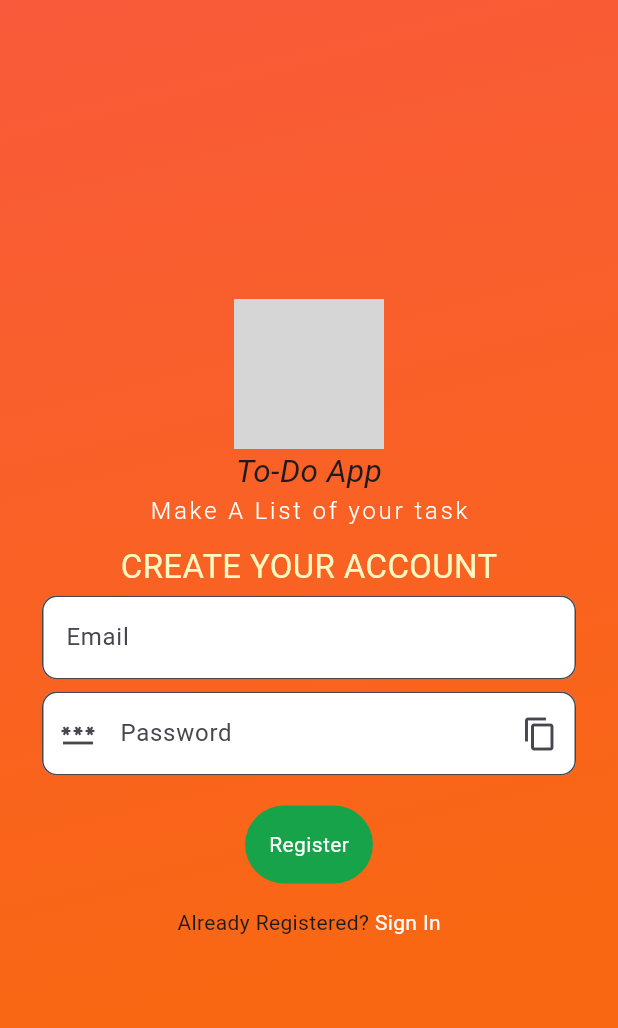
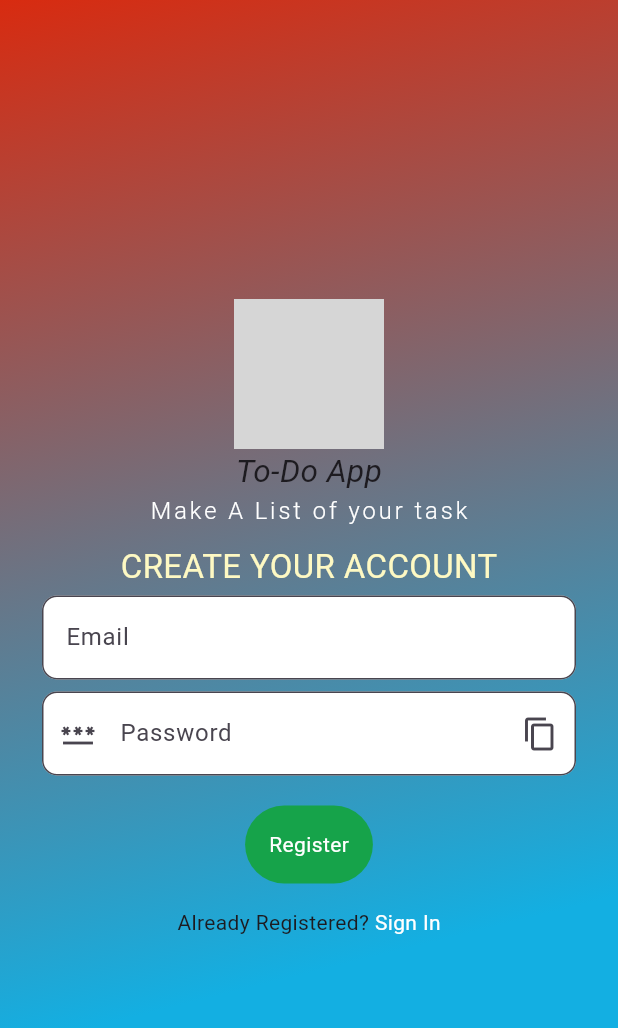
Before and after one commit to DhaneswarBhakat/Todo_App_With_Nodejs_MongoDB, a Flutter app: the screen it shows after launch, after a tap on "Create a new Account..! Sign Up", on a phone screen of 412 x 824 dp. Shown: the top 1028 px of the screen. Run offline on Flutter 3.47's test engine with Material 3 defaults, Android fonts, the phone set to English and light mode, and no system bars; drawn by our look-alikes of velocity_x; our stand-ins replace flutter_slidable, jwt_decoder, shared_preferences; network calls fail; grey boxes are pictures that could not be loaded.

```diff
--- a/lib/config.dart
+++ b/lib/config.dart
@@ -1,4 +1,4 @@
-const url = 'http://192.168.53.203:4000/';
+const url = 'http://192.168.54.211:4000/';
 final registration = url + "register";
 final login = url + 'login';
 final addtodo = url + 'createToDo';
--- a/lib/dashboard.dart
+++ b/lib/dashboard.dart
@@ -116,7 +116,7 @@ class _DashboardState extends State<Dashboard> {
                 ),
                 SizedBox(height: 10.0),
                 Text(
-                  'ToDo with NodeJS + Mongodb',
+                  'Create Your Todo Here',
                   style: TextStyle(fontSize: 30.0, fontWeight: FontWeight.w700),
                 ),
                 SizedBox(height: 8.0),
@@ -148,7 +148,7 @@ class _DashboardState extends State<Dashboard> {
                               dismissible: DismissiblePane(onDismissed: () {}),
                               children: [
                                 SlidableAction(
-                                  backgroundColor: Color(0xFFFE4A49),
+                                  backgroundColor: Color.fromARGB(255, 237, 5, 5),
                                   foregroundColor: Colors.white,
                                   icon: Icons.delete,
                                   label: 'Delete',
--- a/lib/loginPage.dart
+++ b/lib/loginPage.dart
@@ -64,7 +64,7 @@ class _SignInPageState extends State<SignInPage> {
           height: MediaQuery.of(context).size.height,
           decoration: BoxDecoration(
             gradient: LinearGradient(
-                colors: [const Color(0XFFF95A3B),const Color(0XFFF96713)],
+                colors: [Color.fromARGB(255, 216, 43, 16),Color.fromARGB(255, 19, 175, 226)],
                 begin: FractionalOffset.topLeft,
                 end: FractionalOffset.bottomCenter,
                 stops: [0.0,0.8],
@@ -121,7 +121,7 @@ class _SignInPageState extends State<SignInPage> {
           },
           child: Container(
               height: 25,
-              color: Colors.lightBlue,
+              color: Color.fromARGB(255, 0, 0, 0),
               child: Center(child: "Create a new Account..! Sign Up".text.white.makeCentered())),
         ),
       ),
--- a/lib/registration.dart
+++ b/lib/registration.dart
@@ -59,7 +59,7 @@ class _RegistrationState extends State<Registration> {
           height: MediaQuery.of(context).size.height,
           decoration: BoxDecoration(
             gradient: LinearGradient(
-                colors: [const Color(0XFFF95A3B),const Color(0XFFF96713)],
+                colors: [Color.fromARGB(255, 216, 43, 16),Color.fromARGB(255, 19, 175, 226)],
                 begin: FractionalOffset.topLeft,
                 end: FractionalOffset.bottomCenter,
                 stops: [0.0,0.8],
```
Also changed, not shown: lib/applogo.dart (+13 -0 lines), 1 other file.
